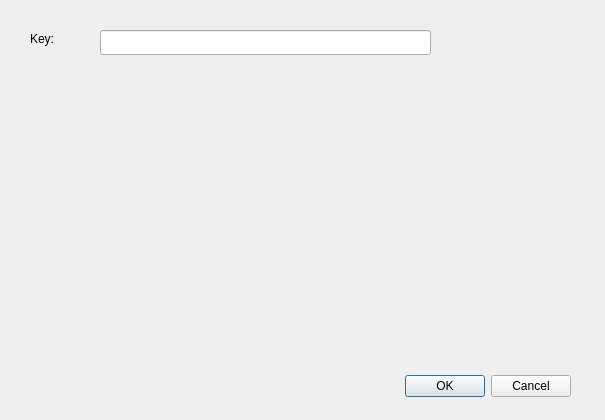
First picture: the form in Editor/Dialogs/Systems/dialogsystemcustomstructureelement.ui, repository RPG-Paper-Maker/RPG-Paper-Maker, before the edit.
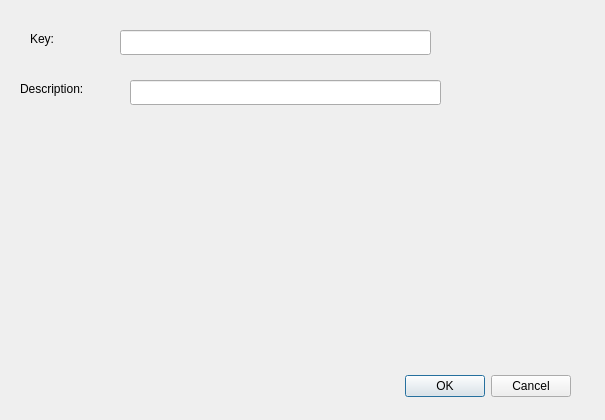
Second picture: the form after the edit.

Patch:
```diff
--- a/Editor/Dialogs/Systems/dialogsystemcustomstructureelement.ui
+++ b/Editor/Dialogs/Systems/dialogsystemcustomstructureelement.ui
@@ -45,9 +45,32 @@
   <widget class="QLineEdit" name="lineEdit">
    <property name="geometry">
     <rect>
-     <x>100</x>
+     <x>120</x>
      <y>30</y>
-     <width>331</width>
+     <width>311</width>
+     <height>25</height>
+    </rect>
+   </property>
+  </widget>
+  <widget class="QLabel" name="labelKey_2">
+   <property name="geometry">
+    <rect>
+     <x>20</x>
+     <y>80</y>
+     <width>91</width>
+     <height>17</height>
+    </rect>
+   </property>
+   <property name="text">
+    <string>Description:</string>
+   </property>
+  </widget>
+  <widget class="QLineEdit" name="lineEditDescription">
+   <property name="geometry">
+    <rect>
+     <x>130</x>
+     <y>80</y>
+     <width>311</width>
      <height>25</height>
     </rect>
    </property>
```
Left out of the diff: 4 changed lines with no effect on the pictures.
